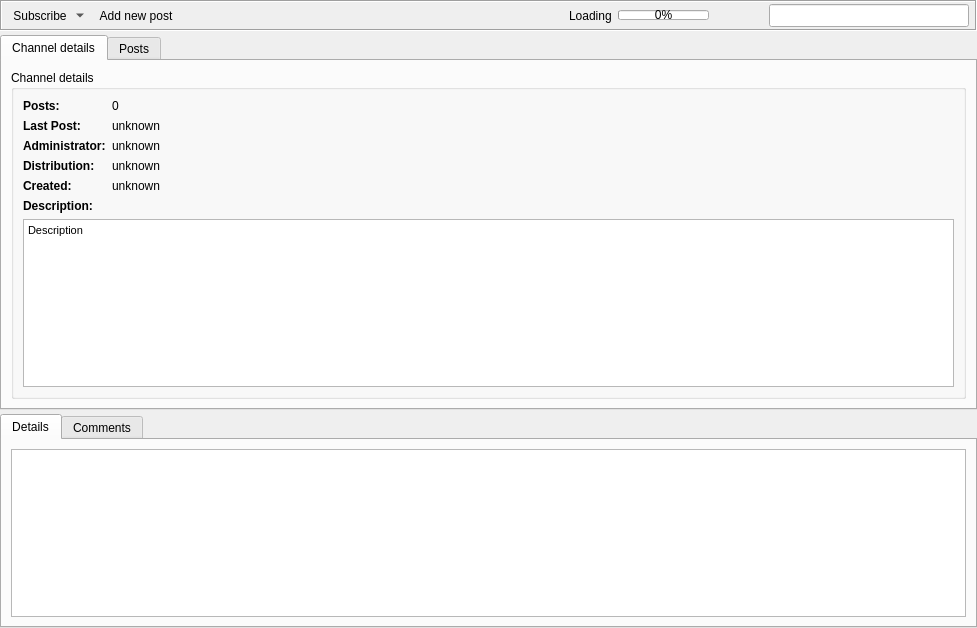
Above: retroshare-gui/src/gui/gxschannels/GxsChannelPostsWidgetWithModel.ui from RetroShare/RetroShare before the change. Below: the same form after it.
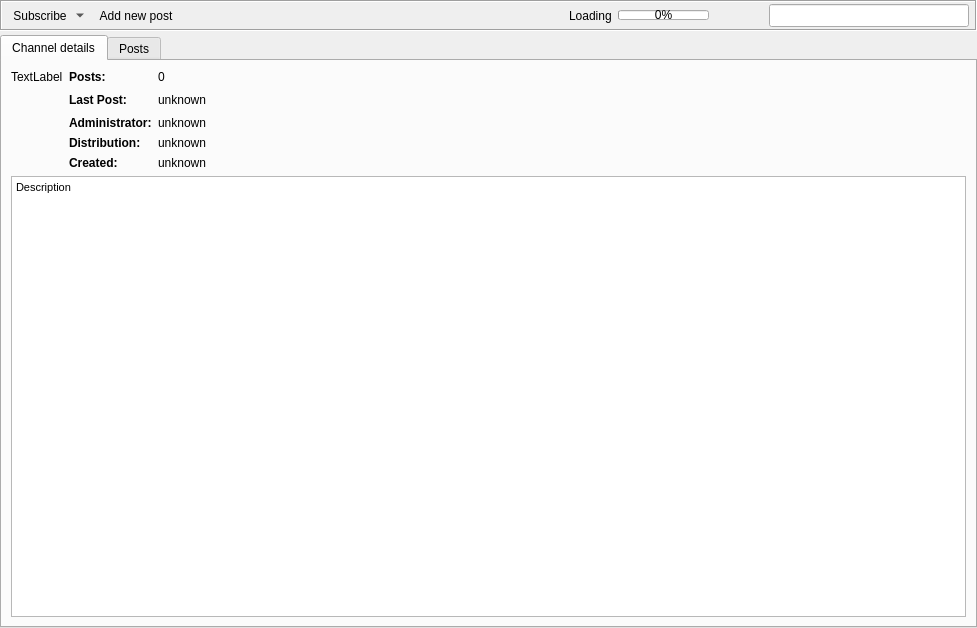
That is the form after the change. The open tabs and pages were chosen to show the change. Icons and pictures are not drawn. Custom widgets are drawn as their Qt base class.

```diff
--- a/retroshare-gui/src/gui/gxschannels/GxsChannelPostsWidgetWithModel.ui
+++ b/retroshare-gui/src/gui/gxschannels/GxsChannelPostsWidgetWithModel.ui
@@ -222,34 +222,109 @@
     </widget>
    </item>
    <item>
-    <widget class="QTabWidget" name="tabWidget">
+    <widget class="QTabWidget" name="channel_TW">
      <property name="currentIndex">
-      <number>0</number>
+      <number>1</number>
      </property>
      <widget class="QWidget" name="tab_3">
       <attribute name="title">
        <string>Channel details</string>
       </attribute>
+      <layout class="QVBoxLayout" name="verticalLayout">
+       <item>
       <layout class="QHBoxLayout" name="horizontalLayout_3">
        <item>
-        <widget class="QGroupBox" name="groupBox">
-         <property name="title">
-          <string>Channel details</string>
-         </property>
+          <widget class="QLabel" name="logoLabel">
+           <property name="text">
+            <string>TextLabel</string>
+           </property>
+           <property name="scaledContents">
+            <bool>true</bool>
+           </property>
+           <property name="alignment">
+            <set>Qt::AlignLeading|Qt::AlignLeft|Qt::AlignTop</set>
+           </property>
+          </widget>
+         </item>
+         <item>
          <layout class="QGridLayout" name="gridLayout">
-          <property name="leftMargin">
-           <number>9</number>
-          </property>
-          <property name="topMargin">
-           <number>9</number>
-          </property>
-          <property name="rightMargin">
-           <number>9</number>
-          </property>
-          <property name="bottomMargin">
-           <number>9</number>
-          </property>
-          <item row="1" column="0">
+           <item row="2" column="3">
+            <widget class="GxsIdLabel" name="infoAdministrator">
+             <property name="text">
+              <string>unknown</string>
+             </property>
+             <property name="openExternalLinks">
+              <bool>true</bool>
+             </property>
+            </widget>
+           </item>
+           <item row="3" column="3">
+            <widget class="QLabel" name="infoDistribution">
+             <property name="text">
+              <string>unknown</string>
+             </property>
+            </widget>
+           </item>
+           <item row="4" column="1" colspan="2">
+            <widget class="QLabel" name="label_2">
+             <property name="font">
+              <font>
+               <weight>75</weight>
+               <bold>true</bold>
+              </font>
+             </property>
+             <property name="text">
+              <string>Created:</string>
+             </property>
+            </widget>
+           </item>
+           <item row="4" column="3">
+            <widget class="QLabel" name="infoCreated">
+             <property name="text">
+              <string>unknown</string>
+             </property>
+            </widget>
+           </item>
+           <item row="0" column="1">
+            <widget class="QLabel" name="infoPostsLabel">
+             <property name="sizePolicy">
+              <sizepolicy hsizetype="Maximum" vsizetype="Preferred">
+               <horstretch>0</horstretch>
+               <verstretch>0</verstretch>
+              </sizepolicy>
+             </property>
+             <property name="font">
+              <font>
+               <weight>75</weight>
+               <bold>true</bold>
+              </font>
+             </property>
+             <property name="text">
+              <string>Posts:</string>
+             </property>
+            </widget>
+           </item>
+           <item row="1" column="4">
+            <spacer name="horizontalSpacer_2">
+             <property name="orientation">
+              <enum>Qt::Horizontal</enum>
+             </property>
+             <property name="sizeHint" stdset="0">
+              <size>
+               <width>40</width>
+               <height>20</height>
+              </size>
+             </property>
+            </spacer>
+           </item>
+           <item row="0" column="3">
+            <widget class="QLabel" name="infoPosts">
+             <property name="text">
+              <string notr="true">0</string>
+             </property>
+            </widget>
+           </item>
+           <item row="1" column="1" colspan="2">
            <widget class="QLabel" name="infoLastPostLabel">
             <property name="sizePolicy">
              <sizepolicy hsizetype="Maximum" vsizetype="Preferred">
@@ -268,7 +343,44 @@
             </property>
            </widget>
           </item>
-          <item row="6" column="0" colspan="3">
+           <item row="1" column="3">
+            <widget class="QLabel" name="infoLastPost">
+             <property name="text">
+              <string notr="true">unknown</string>
+             </property>
+            </widget>
+           </item>
+           <item row="2" column="1" colspan="2">
+            <widget class="QLabel" name="label">
+             <property name="font">
+              <font>
+               <weight>75</weight>
+               <bold>true</bold>
+              </font>
+             </property>
+             <property name="text">
+              <string>Administrator:</string>
+             </property>
+            </widget>
+           </item>
+           <item row="3" column="1" colspan="2">
+            <widget class="QLabel" name="label_3">
+             <property name="font">
+              <font>
+               <weight>75</weight>
+               <bold>true</bold>
+              </font>
+             </property>
+             <property name="text">
+              <string>Distribution:</string>
+             </property>
+            </widget>
+           </item>
+          </layout>
+         </item>
+        </layout>
+       </item>
+       <item>
            <widget class="QTextBrowser" name="infoDescription">
             <property name="html">
              <string notr="true">&lt;!DOCTYPE HTML PUBLIC &quot;-//W3C//DTD HTML 4.0//EN&quot; &quot;http://www.w3.org/TR/REC-html40/strict.dtd&quot;&gt;
@@ -288,126 +400,18 @@
             </property>
            </widget>
           </item>
-          <item row="5" column="0">
-           <widget class="QLabel" name="infoDescriptionLabel">
-            <property name="font">
-             <font>
-              <weight>75</weight>
-              <bold>true</bold>
-             </font>
-            </property>
-            <property name="text">
-             <string>Description:</string>
-            </property>
-           </widget>
-          </item>
-          <item row="4" column="0">
-           <widget class="QLabel" name="label_2">
-            <property name="font">
-             <font>
-              <weight>75</weight>
-              <bold>true</bold>
-             </font>
-            </property>
-            <property name="text">
-             <string>Created:</string>
-            </property>
-           </widget>
-          </item>
-          <item row="2" column="0">
-           <widget class="QLabel" name="label">
-            <property name="font">
-             <font>
-              <weight>75</weight>
-              <bold>true</bold>
-             </font>
-            </property>
-            <property name="text">
-             <string>Administrator:</string>
-            </property>
-           </widget>
-          </item>
-          <item row="0" column="0">
-           <widget class="QLabel" name="infoPostsLabel">
-            <property name="sizePolicy">
-             <sizepolicy hsizetype="Maximum" vsizetype="Preferred">
-              <horstretch>0</horstretch>
-              <verstretch>0</verstretch>
-             </sizepolicy>
-            </property>
-            <property name="font">
-             <font>
-              <weight>75</weight>
-              <bold>true</bold>
-             </font>
-            </property>
-            <property name="text">
-             <string>Posts:</string>
-            </property>
-           </widget>
-          </item>
-          <item row="3" column="0">
-           <widget class="QLabel" name="label_3">
-            <property name="font">
-             <font>
-              <weight>75</weight>
-              <bold>true</bold>
-             </font>
-            </property>
-            <property name="text">
-             <string>Distribution:</string>
-            </property>
-           </widget>
-          </item>
-          <item row="4" column="1" colspan="2">
-           <widget class="QLabel" name="infoCreated">
-            <property name="text">
-             <string>unknown</string>
-            </property>
-           </widget>
-          </item>
-          <item row="3" column="1" colspan="2">
-           <widget class="QLabel" name="infoDistribution">
-            <property name="text">
-             <string>unknown</string>
-            </property>
-           </widget>
-          </item>
-          <item row="2" column="1" colspan="2">
-           <widget class="GxsIdLabel" name="infoAdministrator">
-            <property name="text">
-             <string>unknown</string>
-            </property>
-            <property name="openExternalLinks">
-             <bool>true</bool>
-            </property>
-           </widget>
-          </item>
-          <item row="1" column="1" colspan="2">
-           <widget class="QLabel" name="infoLastPost">
-            <property name="text">
-             <string notr="true">unknown</string>
-            </property>
-           </widget>
-          </item>
-          <item row="0" column="1" colspan="2">
-           <widget class="QLabel" name="infoPosts">
-            <property name="text">
-             <string notr="true">0</string>
-            </property>
-           </widget>
-          </item>
-         </layout>
-        </widget>
-       </item>
       </layout>
      </widget>
      <widget class="QWidget" name="tab_4">
       <attribute name="title">
        <string>Posts</string>
       </attribute>
-      <layout class="QHBoxLayout" name="horizontalLayout_4">
+      <layout class="QHBoxLayout" name="horizontalLayout">
        <item>
+        <widget class="QSplitter" name="splitter">
+         <property name="orientation">
+          <enum>Qt::Vertical</enum>
+         </property>
         <widget class="QTreeView" name="postsTree">
          <property name="selectionBehavior">
           <enum>QAbstractItemView::SelectItems</enum>
@@ -416,30 +420,39 @@
           <bool>false</bool>
          </attribute>
         </widget>
-       </item>
-      </layout>
-     </widget>
-    </widget>
-   </item>
-   <item>
     <widget class="QTabWidget" name="details_TW">
      <property name="currentIndex">
-      <number>0</number>
+           <number>2</number>
      </property>
      <widget class="QWidget" name="tab">
       <attribute name="title">
        <string>Details</string>
       </attribute>
-      <layout class="QHBoxLayout" name="horizontalLayout">
-       <item>
-        <widget class="QTextEdit" name="textEdit"/>
-       </item>
-      </layout>
+           <widget class="QTextEdit" name="postDetails_TE">
+            <property name="geometry">
+             <rect>
+              <x>9</x>
+              <y>9</y>
+              <width>955</width>
+              <height>181</height>
+             </rect>
+            </property>
+           </widget>
+          </widget>
+          <widget class="QWidget" name="tab_5">
+           <attribute name="title">
+            <string>Files</string>
+           </attribute>
      </widget>
      <widget class="QWidget" name="tab_2">
       <attribute name="title">
        <string>Comments</string>
       </attribute>
+          </widget>
+         </widget>
+        </widget>
+       </item>
+      </layout>
      </widget>
     </widget>
    </item>
```
Lines whose indentation alone changed are shown as unchanged.
